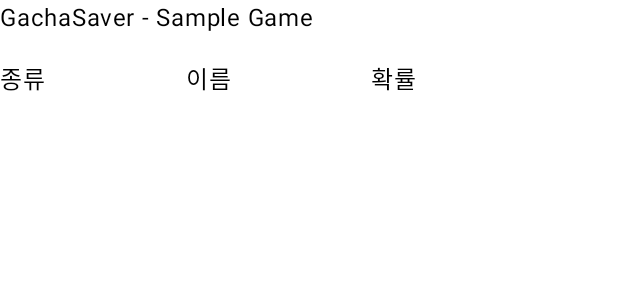
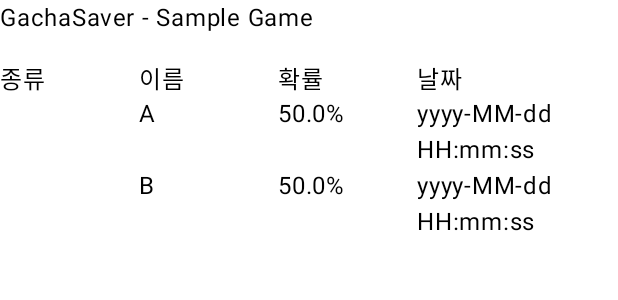
Before and after one commit to rhcehd/gacha-saver-android, an Android app built with Jetpack Compose: the @Preview function GachaHistorySuccessScreenPreview, on a phone screen of 412 x 824 dp. Shown: the top 300 px of the screen. Run offline under Robolectric (Android 15) with nearby library versions, the phone set to English and light mode, and no system bars; our stand-ins replace Dagger/Hilt's generated code.

Commit message:
Add datetime to history feature

```diff
--- a/core-data/src/main/java/dev/rhcehd123/core/data/repository/GachaSaverRepository.kt
+++ b/core-data/src/main/java/dev/rhcehd123/core/data/repository/GachaSaverRepository.kt
@@ -1,8 +1,8 @@
 package dev.rhcehd123.core.data.repository
 
-import dev.rhcehd123.core.model.GachaResult
+import dev.rhcehd123.core.model.GachaHistory
 import kotlinx.coroutines.flow.Flow
 
 interface GachaSaverRepository {
-    fun getGachaHistory(): Flow<List<GachaResult>>
+    fun getGachaHistory(): Flow<List<GachaHistory>>
 }
--- a/core-data/src/main/java/dev/rhcehd123/core/data/repository/impl/GachaSaverRepositoryImpl.kt
+++ b/core-data/src/main/java/dev/rhcehd123/core/data/repository/impl/GachaSaverRepositoryImpl.kt
@@ -1,7 +1,7 @@
 package dev.rhcehd123.core.data.repository.impl
 
 import dev.rhcehd123.core.data.repository.GachaSaverRepository
-import dev.rhcehd123.core.model.GachaResult
+import dev.rhcehd123.core.model.GachaHistory
 import dev.rhcehd123.core.network.GachaSaverNetworkDataSource
 import kotlinx.coroutines.Dispatchers
 import kotlinx.coroutines.flow.Flow
@@ -12,7 +12,7 @@ import javax.inject.Inject
 class GachaSaverRepositoryImpl @Inject constructor(
     private val gachaSaverNetworkDataSource: GachaSaverNetworkDataSource
 ): GachaSaverRepository {
-    override fun getGachaHistory(): Flow<List<GachaResult>> {
+    override fun getGachaHistory(): Flow<List<GachaHistory>> {
         return flow {
             emit(
                 try {
--- /dev/null
+++ b/core-model/src/main/java/dev/rhcehd123/core/model/GachaHistory.kt
@@ -0,0 +1,8 @@
+package dev.rhcehd123.core.model
+
+data class GachaHistory(
+    //val gachaItem: GachaItem,
+    val name: String,
+    val rate: String,
+    val datetime: String,
+)
--- a/core-model/src/main/java/dev/rhcehd123/core/model/GachaResult.kt
+++ /dev/null
@@ -1,6 +0,0 @@
-package dev.rhcehd123.core.model
-
-data class GachaResult(
-    val gachaItem: GachaItem,
-    val dateTime: String,
-)
--- a/core-network/src/main/java/dev/rhcehd123/core/network/GachaSaverNetworkDataSource.kt
+++ b/core-network/src/main/java/dev/rhcehd123/core/network/GachaSaverNetworkDataSource.kt
@@ -1,7 +1,7 @@
 package dev.rhcehd123.core.network
 
-import dev.rhcehd123.core.model.GachaResult
+import dev.rhcehd123.core.model.GachaHistory
 
 interface GachaSaverNetworkDataSource {
-    suspend fun getGachaHistory(): List<GachaResult>
+    suspend fun getGachaHistory(): List<GachaHistory>
 }
--- a/feature-gachahistory/src/main/java/dev/rhcehd123/feature/gachahistory/GachaHistoryScreen.kt
+++ b/feature-gachahistory/src/main/java/dev/rhcehd123/feature/gachahistory/GachaHistoryScreen.kt
@@ -16,6 +16,8 @@ import androidx.compose.ui.unit.dp
 import androidx.hilt.navigation.compose.hiltViewModel
 import androidx.lifecycle.compose.collectAsStateWithLifecycle
 import dev.rhcehd123.core.designsystem.theme.GachaSaverTheme
+import dev.rhcehd123.core.model.GachaHistory
+import dev.rhcehd123.feature.gachahistory.Utils.formatDate
 
 @Composable
 fun GachaHistoryScreen(
@@ -57,8 +59,9 @@ private fun SuccessScreen(
             }
             items(uiState.history) {
                 GachaHistoryColumn(
-                    name = it.gachaItem.name,
-                    rate = "${it.gachaItem.rate}%",
+                    name = it.name,
+                    rate = "${it.rate}%",
+                    datetime = it.datetime.formatDate(),
                 )
             }
         }
@@ -70,6 +73,7 @@ private fun GachaHistoryColumn(
     title: String = "",
     name: String = "",
     rate: String = "",
+    datetime: String = "",
     isHeader: Boolean = false,
 ) {
     Row {
@@ -97,6 +101,14 @@ private fun GachaHistoryColumn(
                 rate
             }
         )
+        Text(
+            modifier = Modifier.weight(1f),
+            text = if(isHeader) {
+                "날짜"
+            } else {
+                datetime
+            }
+        )
     }
 }
 
@@ -116,7 +128,16 @@ private fun GachaHistorySuccessScreenPreview() {
             uiState = GachaHistoryUiState
                 .Success(
                     listOf(
-
+                        GachaHistory(
+                            name = "A",
+                            rate = "50.0",
+                            datetime = "yyyy-MM-dd HH:mm:ss"
+                        ),
+                        GachaHistory(
+                            name = "B",
+                            rate = "50.0",
+                            datetime = "yyyy-MM-dd HH:mm:ss"
+                        )
                     )
                 )
         )
--- a/feature-gachahistory/src/main/java/dev/rhcehd123/feature/gachahistory/GachaHistoryViewModel.kt
+++ b/feature-gachahistory/src/main/java/dev/rhcehd123/feature/gachahistory/GachaHistoryViewModel.kt
@@ -4,7 +4,7 @@ import androidx.lifecycle.ViewModel
 import androidx.lifecycle.viewModelScope
 import dagger.hilt.android.lifecycle.HiltViewModel
 import dev.rhcehd123.core.data.repository.GachaSaverRepository
-import dev.rhcehd123.core.model.GachaResult
+import dev.rhcehd123.core.model.GachaHistory
 import kotlinx.coroutines.flow.SharingStarted
 import kotlinx.coroutines.flow.StateFlow
 import kotlinx.coroutines.flow.map
@@ -27,5 +27,5 @@ class GachaHistoryViewModel @Inject constructor(
 
 sealed interface GachaHistoryUiState {
     object Loading: GachaHistoryUiState
-    data class Success(val history: List<GachaResult>): GachaHistoryUiState
+    data class Success(val history: List<GachaHistory>): GachaHistoryUiState
 }
--- /dev/null
+++ b/feature-gachahistory/src/main/java/dev/rhcehd123/feature/gachahistory/Utils.kt
@@ -0,0 +1,17 @@
+package dev.rhcehd123.feature.gachahistory
+
+import android.icu.text.SimpleDateFormat
+import java.util.Locale
+
+object Utils {
+    private val inputDateFormat = SimpleDateFormat("yyyy-MM-dd'T'HH:mm:ss.SSSSSS", Locale.KOREA)
+    private val outputDateFormat = SimpleDateFormat("yyyy-MM-dd HH:mm:ss", Locale.KOREA)
+    fun String.formatDate(): String {
+        try {
+            val temp = inputDateFormat.parse(this)
+            return outputDateFormat.format(temp)
+        } catch (e: Exception) {
+            return this
+        }
+    }
+}
```
Also changed, not shown: app/src/main/java/dev/rhcehd123/gachasaver/ui/GachaSaverApp.kt (+11 -1 lines), core-network/src/main/java/dev/rhcehd123/core/network/RetrofitGachaSaverNetwork.kt (+5 -4 lines).
